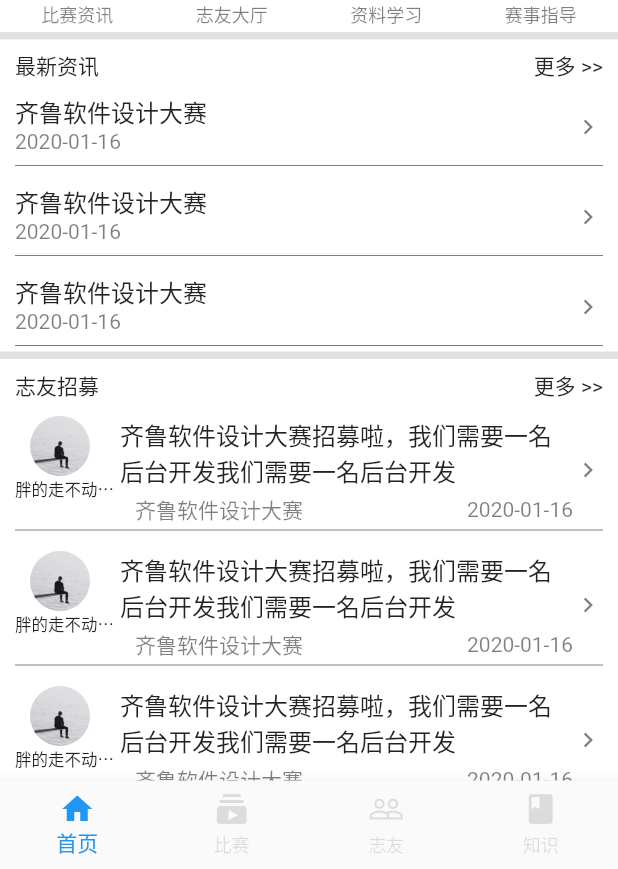
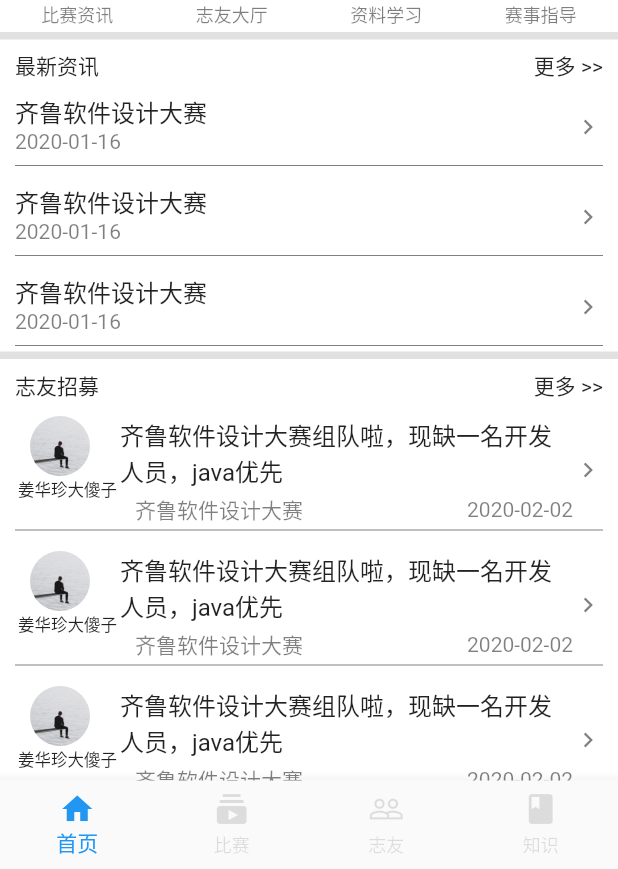
Before and after one commit to lyzxka/challenger, a Flutter app: the screen it shows after launch, on a phone screen of 412 x 824 dp, the part 367-1236 px from its top. Run offline on Flutter 3.47's test engine with Material 2 defaults, Android fonts, the phone set to English and light mode, and no system bars; our stand-ins replace flutter_swiper; missing offline and left inert: city_pickers; statements that could not run were skipped.

Commit message:
志友列表 init

```diff
--- a/challenger/lib/component/SearchFriendsItem.dart
+++ b/challenger/lib/component/SearchFriendsItem.dart
@@ -6,7 +6,21 @@ import 'package:flutter/material.dart';
 /// description: 只有招募列表item
 class SearchFriendsItem extends StatelessWidget {
 
-
+  String userName;
+  String content;
+  int id;
+  String userIcon;
+  String matchName;
+  String date;
+  SearchFriendsItem({
+    Key key,
+    this.id,
+    this.userName,
+    this.userIcon,
+    this.content,
+    this.date,
+    this.matchName,
+  }):super(key:key);
 
   @override
   Widget build(BuildContext context) {
@@ -24,13 +38,13 @@ class SearchFriendsItem extends StatelessWidget {
                     Container(
                       padding: EdgeInsets.only(right: 10),
                       child: ClipOval(
-                        child: Image.asset(Constant.ASSETS_IMG+"default_head_icon.jpg",width: 40,),
+                        child: Image.asset(userIcon,width: 40,),
                       ),
                     ),
                     Container(
                       width: 70,
                       alignment: AlignmentDirectional.center,
-                      child: Text("胖的走不动了吧",style: TextStyle(fontSize: 11),maxLines: 1,overflow: TextOverflow.ellipsis,),
+                      child: Text(userName,style: TextStyle(fontSize: 11),maxLines: 1,overflow: TextOverflow.ellipsis,),
                     )
                   ],
                 ),
@@ -38,7 +52,7 @@ class SearchFriendsItem extends StatelessWidget {
                   child: Column(
                     crossAxisAlignment: CrossAxisAlignment.start,
                     children: <Widget>[
-                      Text("齐鲁软件设计大赛招募啦，我们需要一名后台开发我们需要一名后台开发",style: TextStyle(fontSize: 16,),maxLines: 2,overflow: TextOverflow.ellipsis,),
+                      Text(content,style: TextStyle(fontSize: 16,),maxLines: 2,overflow: TextOverflow.ellipsis,),
                       Padding(
                         padding: EdgeInsets.only(top: 4,left: 10),
                         child: Row(
@@ -46,9 +60,9 @@ class SearchFriendsItem extends StatelessWidget {
                           mainAxisAlignment: MainAxisAlignment.start,
                           children: <Widget>[
                             Expanded(
-                              child: Text("齐鲁软件设计大赛",style: TextStyle(color: Color.fromRGBO(0, 0, 0, .5)),),
+                              child: Text(matchName,style: TextStyle(color: Color.fromRGBO(0, 0, 0, .5)),),
                             ),
-                            Text("2020-01-16",style: TextStyle(color: Color.fromRGBO(0, 0, 0, .5)),),
+                            Text(date.toString(),style: TextStyle(color: Color.fromRGBO(0, 0, 0, .5)),),
                           ],
                         ),
                       )
--- a/challenger/lib/pages/AppIndex.dart
+++ b/challenger/lib/pages/AppIndex.dart
@@ -1,4 +1,5 @@
 import 'package:challenger/constant/Constant.dart';
+import 'package:challenger/pages/group/SearchFriend.dart';
 import 'package:challenger/pages/home/Home.dart';
 import 'package:challenger/pages/drawer/MyDrawer.dart';
 import 'package:challenger/pages/match/Match.dart' as match;
@@ -18,7 +19,7 @@ class AppIndexState extends State<AppIndex>{
     pages=[
       Home(),
       match.Match(),
-      Text("志友"),
+      SearchFriend(),
       Text("知识"),
     ];
     barItems=[
--- a/challenger/lib/pages/home/Home.dart
+++ b/challenger/lib/pages/home/Home.dart
@@ -121,10 +121,11 @@ class HomeState extends State<Home> {
                         ),
                       ],
                     ),
-                    SearchFriendsItem(),
-                    SearchFriendsItem(),
-                    SearchFriendsItem(),
-                    SearchFriendsItem(),
+                    SearchFriendsItem(id:1,userIcon: Constant.ASSETS_IMG+"default_head_icon.jpg",userName: "姜华珍大傻子",content: "齐鲁软件设计大赛组队啦，现缺一名开发人员，java优先",matchName: "齐鲁软件设计大赛",date: "2020-02-02",),
+                    SearchFriendsItem(id:1,userIcon: Constant.ASSETS_IMG+"default_head_icon.jpg",userName: "姜华珍大傻子",content: "齐鲁软件设计大赛组队啦，现缺一名开发人员，java优先",matchName: "齐鲁软件设计大赛",date: "2020-02-02",),
+                    SearchFriendsItem(id:1,userIcon: Constant.ASSETS_IMG+"default_head_icon.jpg",userName: "姜华珍大傻子",content: "齐鲁软件设计大赛组队啦，现缺一名开发人员，java优先",matchName: "齐鲁软件设计大赛",date: "2020-02-02",),
+                    SearchFriendsItem(id:1,userIcon: Constant.ASSETS_IMG+"default_head_icon.jpg",userName: "姜华珍大傻子",content: "齐鲁软件设计大赛组队啦，现缺一名开发人员，java优先",matchName: "齐鲁软件设计大赛",date: "2020-02-02",),
+                    SearchFriendsItem(id:1,userIcon: Constant.ASSETS_IMG+"default_head_icon.jpg",userName: "姜华珍大傻子",content: "齐鲁软件设计大赛组队啦，现缺一名开发人员，java优先",matchName: "齐鲁软件设计大赛",date: "2020-02-02",),
                   ],
                 ),
               ),
--- a/challenger/lib/pages/match/TopTab.dart
+++ b/challenger/lib/pages/match/TopTab.dart
@@ -1,7 +1,4 @@
 import 'package:challenger/component/MatchTopTabItem.dart';
-import 'package:challenger/model/MatchGlobal.dart';
-import 'package:challenger/utils/inherited/ShareDataWidget.dart';
-import 'package:challenger/utils/provider/ChangeNotifierProvider.dart';
 import 'package:flutter/material.dart';
 
 /// author：zzxka
--- a/challenger/pubspec.yaml
+++ b/challenger/pubspec.yaml
@@ -19,7 +19,10 @@ environment:
 dependencies:
   flutter:
     sdk: flutter
+  #轮播
   flutter_swiper: ^1.1.6
+  #城市选择插件
+  city_pickers: ^0.1.30
 
   # The following adds the Cupertino Icons font to your application.
   # Use with the CupertinoIcons class for iOS style icons.
```
Also changed, not shown: challenger/lib/pages/group/SearchFriend.dart (added, +46 -0 lines), challenger/lib/pages/group/SearchFriendTopSearch.dart (added, +53 -0 lines), challenger/pubspec.lock.
